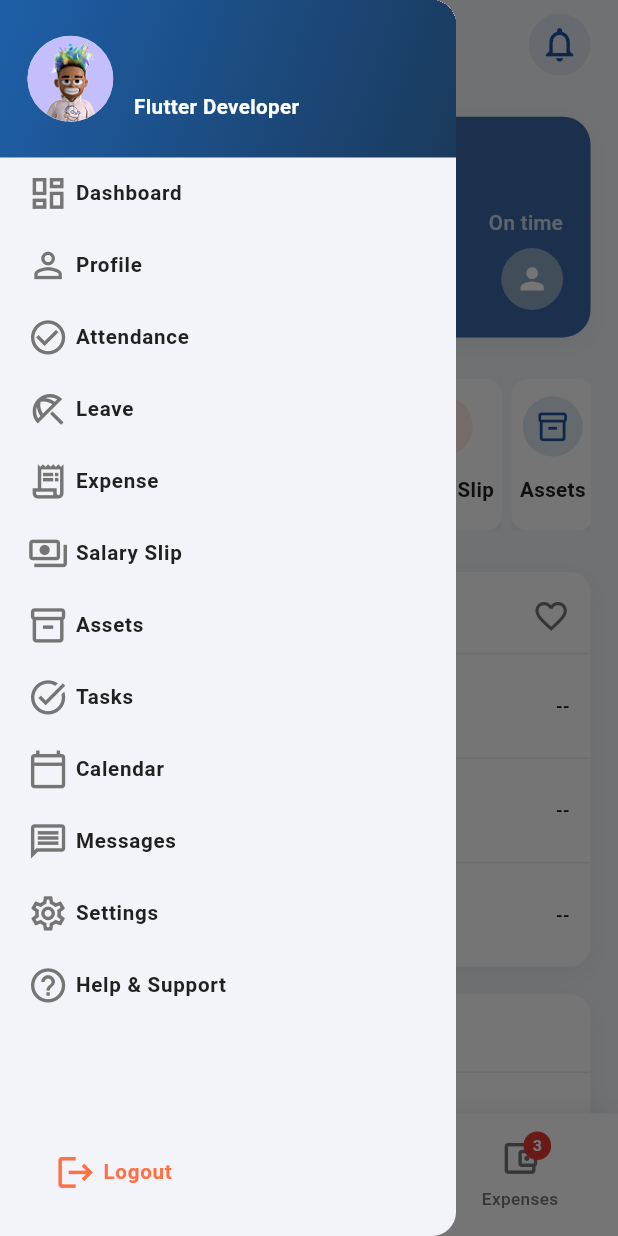
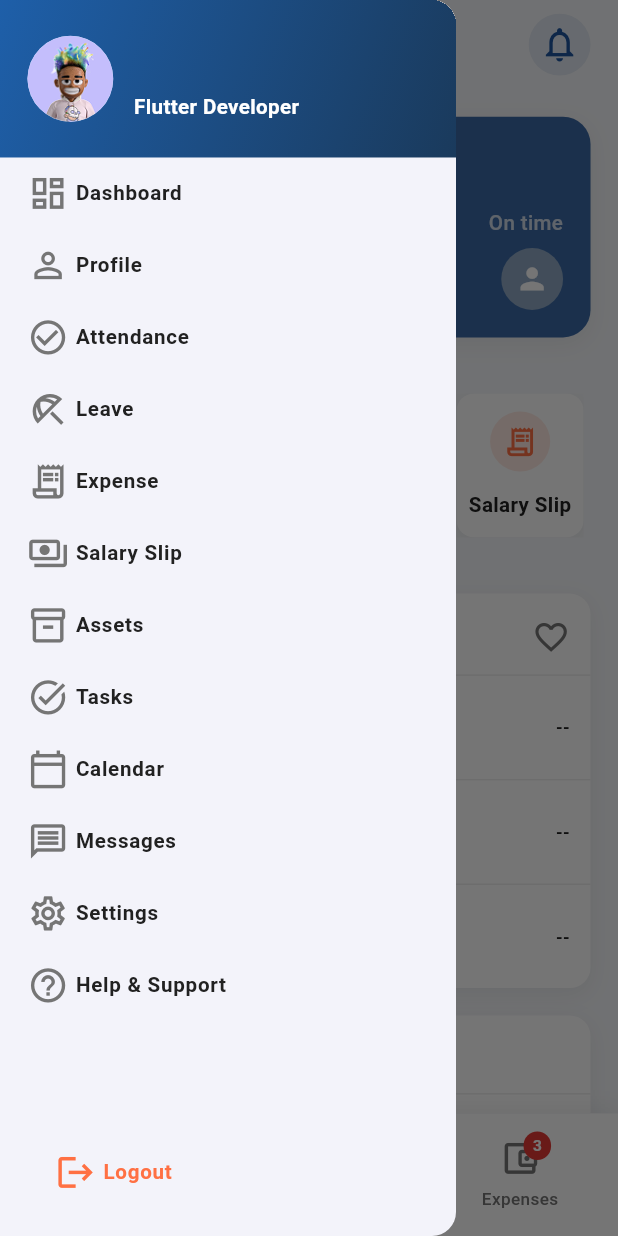
Before and after one commit to nishant678/hr_app, a Flutter app: the BottomBar screen opened directly, after a tap on the "menu" icon, on a phone screen of 412 x 824 dp. Run offline on Flutter 3.47's test engine with Material 3 defaults, Android fonts, the phone set to English and light mode, and no system bars; our stand-ins replace bloc, cached_network_image, camera, connectivity_plus, dio, equatable and 10 more; missing offline and left inert: flutter_background_service, google_mlkit_commons, google_mlkit_face_detection, workmanager; accounts and stored records are empty; generated files the repository leaves out were written again; network calls fail; statements that could not run were skipped.

Commit message:
removeed assets from home screen

```diff
--- a/lib/configs/components/drawer/app_drawer.dart
+++ b/lib/configs/components/drawer/app_drawer.dart
@@ -19,7 +19,10 @@ class AppDrawer extends StatelessWidget {
 
   @override
   Widget build(BuildContext context) {
-    return Drawer(
+    return SafeArea(
+      top: false,
+      bottom: true,
+      child: Drawer(
         child: Column(
           crossAxisAlignment: CrossAxisAlignment.stretch,
           children: [
@@ -73,16 +76,27 @@ class AppDrawer extends StatelessWidget {
                       );
                     });
                   }),
-                _menuItem(context, Icons.receipt_long_outlined, 'Expense', () {
+                  _menuItem(
+                    context,
+                    Icons.receipt_long_outlined,
+                    'Expense',
+                    () {
                       Navigator.pop(context);
                       Future.microtask(() {
                         Navigator.push(
                           context,
-                      MaterialPageRoute(builder: (_) => const ExpenseScreen()),
+                          MaterialPageRoute(
+                            builder: (_) => const ExpenseScreen(),
+                          ),
                         );
                       });
-                }),
-                _menuItem(context, Icons.payments_outlined, 'Salary Slip', () {
+                    },
+                  ),
+                  _menuItem(
+                    context,
+                    Icons.payments_outlined,
+                    'Salary Slip',
+                    () {
                       Navigator.pop(context);
                       Future.microtask(() {
                         Navigator.push(
@@ -92,7 +106,8 @@ class AppDrawer extends StatelessWidget {
                           ),
                         );
                       });
-                }),
+                    },
+                  ),
                   _menuItem(context, Icons.inventory_2_outlined, 'Assets', () {
                     Navigator.pop(context);
                     Future.microtask(() {
@@ -135,10 +150,7 @@ class AppDrawer extends StatelessWidget {
                 ],
               ),
             ),
-          SafeArea(
-            top: false,
-            bottom: true,
-            child: Padding(
+            Padding(
               padding: EdgeInsets.symmetric(
                 horizontal: AppDimensions.paddingL,
                 vertical: AppDimensions.paddingL,
@@ -157,8 +169,8 @@ class AppDrawer extends StatelessWidget {
                 boldText: true,
               ),
             ),
+          ],
         ),
-        ],
       ),
     );
   }
--- a/lib/view/home/home_screen.dart
+++ b/lib/view/home/home_screen.dart
@@ -9,15 +9,12 @@ import 'package:hr_app/configs/theme/app_colors.dart';
 import 'package:hr_app/configs/theme/app_dimensions.dart';
 import 'package:hr_app/configs/theme/app_text_styles.dart';
 import 'package:hr_app/model/attendance/attendance_model.dart';
-import 'package:hr_app/model/user/user_profile_model.dart';
 import 'package:hr_app/repository/attendance_api/attendance_http_api_repository.dart';
-import 'package:hr_app/repository/profile_api/profile_http_api_repository.dart';
 import 'package:hr_app/services/location/address_service.dart';
 import 'package:hr_app/view/attendance/attendance_screen.dart';
 import 'package:hr_app/view/expense/expense_screen.dart';
 import 'package:hr_app/view/face_checkin/face_check_in_screen.dart';
 import 'package:hr_app/view/leave/apply_leave_screen.dart';
-import 'package:hr_app/view/asset/asset_screen.dart';
 import 'package:hr_app/view/salary_slip/salary_slip_screen.dart';
 import 'package:intl/intl.dart';
 
@@ -32,11 +29,9 @@ class HomeScreen extends StatefulWidget {
 
 class _HomeScreenState extends State<HomeScreen> {
   final _attendanceRepo = AttendanceHttpApiRepository();
-  final _profileRepo = ProfileHttpApiRepository();
   final _addressService = AddressService();
 
   AttendanceModel? _todayRecord;
-  UserProfileModel? _userProfile;
   bool _loadingAttendance = true;
   String _currentAddress = '';
   double? _currentLat;
@@ -47,14 +42,6 @@ class _HomeScreenState extends State<HomeScreen> {
     super.initState();
     context.read<HomeBloc>().add(const LoadHomeData());
     _fetchTodayAttendance();
-    _fetchProfile();
-  }
-
-  Future<void> _fetchProfile() async {
-    try {
-      final profile = await _profileRepo.getProfile();
-      if (mounted) setState(() => _userProfile = profile);
-    } catch (_) {}
   }
 
   Future<void> _fetchTodayAttendance() async {
@@ -489,24 +476,12 @@ class _HomeScreenState extends State<HomeScreen> {
         'Salary Slip',
         const SalarySlipScreen(),
       ),
-      _quickCardData(
-        Icons.inventory_2_outlined,
-        AppColors.primary.withValues(alpha: 0.15),
-        AppColors.primary,
-        'Assets',
-        const AssetScreen(),
-      ),
     ];
-    return SizedBox(
-      height: 85.h,
-      child: ListView.separated(
-        scrollDirection: Axis.horizontal,
-        itemCount: cards.length,
-        separatorBuilder: (_, __) => SizedBox(width: 5.w),
-        padding: EdgeInsets.symmetric(horizontal: 16.w),
-        itemBuilder: (_, i) {
-          final c = cards[i];
-          return _quickCard(
+    return Row(
+      children: cards.map((c) => Expanded(
+        child: Padding(
+          padding: EdgeInsets.symmetric(horizontal: 4.w),
+          child: _quickCard(
             circularIcon: true,
             icon: c.icon,
             iconBg: c.iconBg,
@@ -516,9 +491,9 @@ class _HomeScreenState extends State<HomeScreen> {
               context,
               MaterialPageRoute<void>(builder: (_) => c.screen),
             ),
-          );
-        },
-      ),
+          ),
+        ),
+      )).toList(),
     );
   }
 
```
Lines whose indentation alone changed are shown as unchanged.
